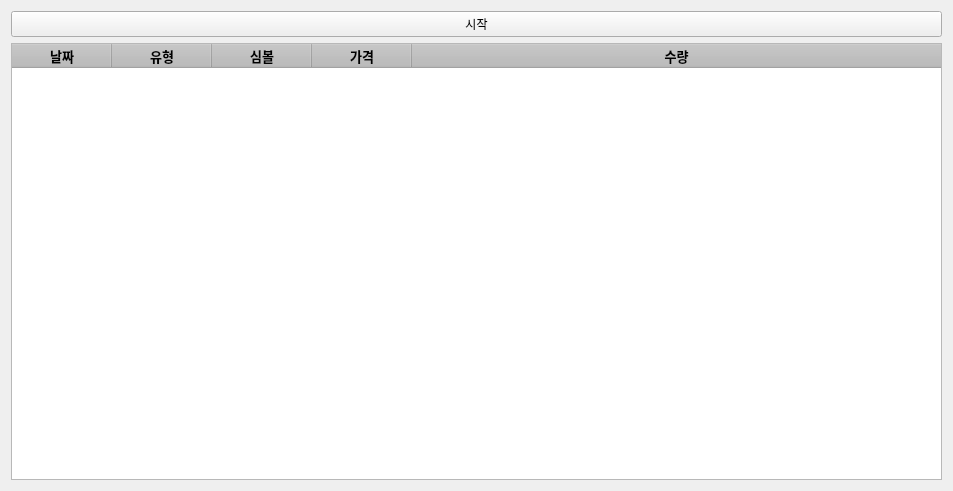
annakky/moneyMoney, file static/autotrade-ui.ui: the form before one commit.
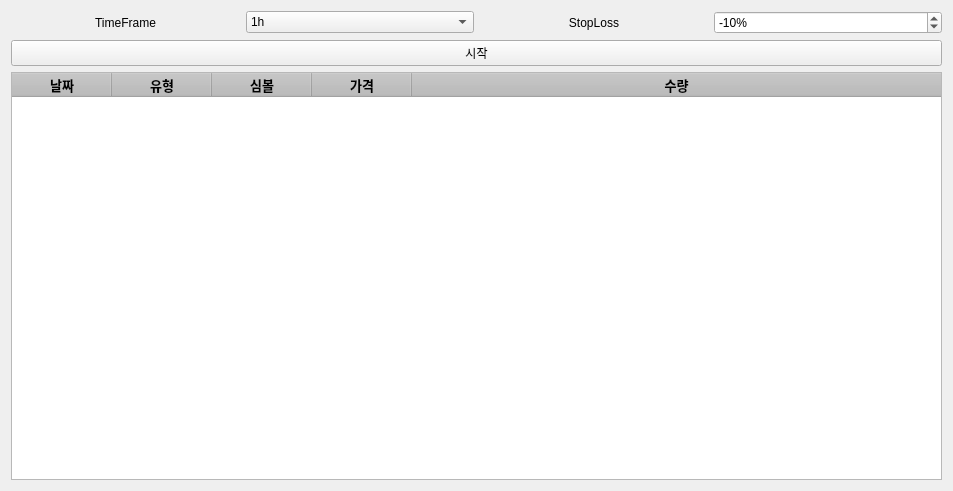
The form after the commit.

```diff
--- a/static/autotrade-ui.ui
+++ b/static/autotrade-ui.ui
@@ -16,6 +16,95 @@
   <layout class="QGridLayout" name="gridLayout">
    <item row="0" column="0">
     <layout class="QVBoxLayout" name="body_layout">
+     <item>
+      <layout class="QHBoxLayout" name="horizontalLayout_21">
+       <item>
+        <layout class="QHBoxLayout" name="horizontalLayout_8">
+         <item>
+          <widget class="QLabel" name="label_6">
+           <property name="text">
+            <string>TimeFrame</string>
+           </property>
+           <property name="alignment">
+            <set>Qt::AlignCenter</set>
+           </property>
+          </widget>
+         </item>
+         <item>
+          <widget class="QComboBox" name="trade_timeframe_value">
+           <property name="currentIndex">
+            <number>1</number>
+           </property>
+           <item>
+            <property name="text">
+             <string>15m</string>
+            </property>
+           </item>
+           <item>
+            <property name="text">
+             <string>1h</string>
+            </property>
+           </item>
+           <item>
+            <property name="text">
+             <string>4h</string>
+            </property>
+           </item>
+           <item>
+            <property name="text">
+             <string>1d</string>
+            </property>
+           </item>
+           <item>
+            <property name="text">
+             <string>1w</string>
+            </property>
+           </item>
+          </widget>
+         </item>
+        </layout>
+       </item>
+       <item>
+        <layout class="QHBoxLayout" name="horizontalLayout_26">
+         <item>
+          <widget class="QLabel" name="label_11">
+           <property name="text">
+            <string>StopLoss</string>
+           </property>
+           <property name="alignment">
+            <set>Qt::AlignCenter</set>
+           </property>
+          </widget>
+         </item>
+         <item>
+          <widget class="QSpinBox" name="trade_stoploss_value">
+           <property name="buttonSymbols">
+            <enum>QAbstractSpinBox::UpDownArrows</enum>
+           </property>
+           <property name="suffix">
+            <string>%</string>
+           </property>
+           <property name="prefix">
+            <string/>
+           </property>
+           <property name="minimum">
+            <number>-100</number>
+           </property>
+           <property name="maximum">
+            <number>0</number>
+           </property>
+           <property name="stepType">
+            <enum>QAbstractSpinBox::DefaultStepType</enum>
+           </property>
+           <property name="value">
+            <number>-10</number>
+           </property>
+          </widget>
+         </item>
+        </layout>
+       </item>
+      </layout>
+     </item>
      <item>
       <widget class="QPushButton" name="autotrade_button">
        <property name="styleSheet">
```
